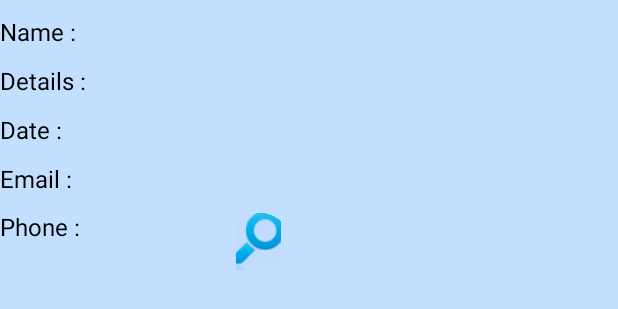
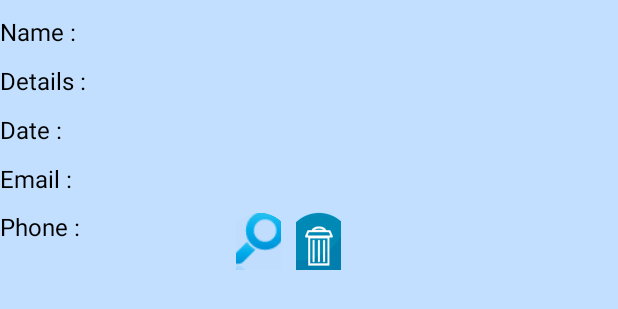
Before and after one commit to kirangavv/ReminderBuddy, an Android app: the layout activity_reminder_list.xml on its own in the app's theme, with its tools: preview values and no code run, on a phone screen of 412 x 824 dp. Shown: the top 309 px of the screen. Run offline under Robolectric (Android 15) with nearby library versions, the phone set to English and light mode, and no system bars.

Commit message:
dao update and delete
added code to update and delete

```diff
--- a/app/src/main/res/layout/activity_reminder_list.xml
+++ b/app/src/main/res/layout/activity_reminder_list.xml
@@ -162,6 +162,16 @@
            android:drawableTop="@drawable/rb_showdetails"
             />
 
+        <Button
+           android:id="@+id/button_reminderlist_delete"
+           android:layout_width="@dimen/dim_30dp"
+           android:layout_height="@dimen/dim_40dp"
+           android:layout_gravity="right"
+           android:layout_marginLeft="@dimen/dim_10dp"
+           android:background="@android:color/transparent"
+           android:drawableTop="@drawable/rb_delete"
+                />
+
     </LinearLayout>
     </LinearLayout>
 
```
Also changed, not shown: app/src/main/java/com/remainder/AddReminder.java (+16 -9 lines), app/src/main/java/com/remainder/ReminderList.java (+20 -0 lines), app/src/main/java/com/remainder/dao/RemainderDAO.java (+12 -10 lines), app/src/main/res/drawable-hdpi/rb_delete.png (added), app/src/main/res/drawable-mdpi/rb_delete.png (added), app/src/main/res/drawable-xhdpi/rb_delete.png (added), app/src/main/res/drawable-xxhdpi/rb_delete.png (added).
